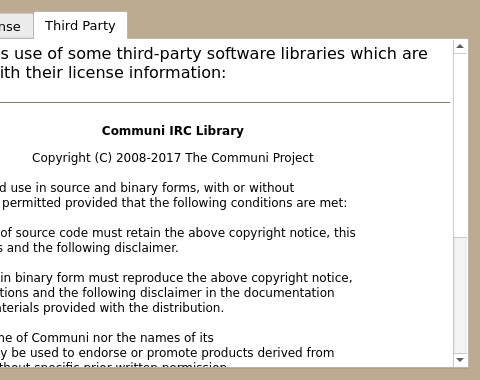
Above: src/ui/about_dialog.ui from Mudlet/Mudlet before the change; both pictures show x 446 to 926 and y 0 to 380 of the 926 by 380 pixel window. Below: the same form after it.
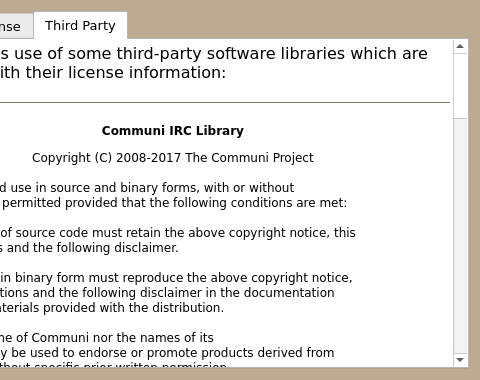
That is the form after the change. The open tabs and pages were chosen to show the change. Icons and pictures are not drawn.

```diff
--- a/src/ui/about_dialog.ui
+++ b/src/ui/about_dialog.ui
@@ -948,9 +948,9 @@
 &lt;table border=&quot;0&quot; style=&quot;-qt-table-type: root; margin-top:4px; margin-bottom:4px; margin-left:4px; margin-right:4px;&quot;&gt;
 &lt;tr&gt;
 &lt;td style=&quot;border: none;&quot;&gt;
-&lt;p style=&quot; margin-top:12px; margin-bottom:12px; margin-left:0px; margin-right:0px; -qt-block-indent:0; text-indent:0px;&quot;&gt;&lt;span style=&quot; font-family:'Sans Serif'; font-size:12pt; color:#000000;&quot;&gt;Mudlet makes use of some third-party software libraries which are listed here with their license information:&lt;/span&gt;&lt;/p&gt;
+&lt;p style=&quot; margin-top:12px; margin-bottom:12px; margin-left:0px; margin-right:0px; -qt-block-indent:0; text-indent:0px;&quot;&gt;&lt;span style=&quot; font-family:'Sans Serif'; font-size:12pt;&quot;&gt;Mudlet makes use of some third-party software libraries which are listed here with their license information:&lt;/span&gt;&lt;/p&gt;
 &lt;hr /&gt;
-&lt;p align=&quot;center&quot; style=&quot; margin-top:12px; margin-bottom:12px; margin-left:0px; margin-right:0px; -qt-block-indent:0; text-indent:0px;&quot;&gt;&lt;span style=&quot; font-family:'Sans Serif'; font-size:9pt; font-weight:600; color:#000000;&quot;&gt;Communi IRC Library&lt;/span&gt;&lt;/p&gt;
+&lt;p align=&quot;center&quot; style=&quot; margin-top:12px; margin-bottom:12px; margin-left:0px; margin-right:0px; -qt-block-indent:0; text-indent:0px;&quot;&gt;&lt;span style=&quot; font-family:'Sans Serif'; font-size:9pt; font-weight:600;&quot;&gt;Communi IRC Library&lt;/span&gt;&lt;/p&gt;
 &lt;p align=&quot;center&quot; style=&quot; margin-top:0px; margin-bottom:0px; margin-left:0px; margin-right:0px; -qt-block-indent:0; text-indent:0px;&quot;&gt;&lt;span style=&quot; font-size:9pt;&quot;&gt;Copyright (C) 2008-2017 The Communi Project&lt;/span&gt;&lt;/p&gt;
 &lt;p style=&quot;-qt-paragraph-type:empty; margin-top:0px; margin-bottom:0px; margin-left:0px; margin-right:0px; -qt-block-indent:0; text-indent:0px; font-size:9pt;&quot;&gt;&lt;br /&gt;&lt;/p&gt;
 &lt;p style=&quot; margin-top:0px; margin-bottom:0px; margin-left:0px; margin-right:0px; -qt-block-indent:0; text-indent:0px;&quot;&gt;&lt;span style=&quot; font-size:9pt;&quot;&gt;Redistribution and use in source and binary forms, with or without&lt;/span&gt;&lt;/p&gt;
@@ -977,7 +977,80 @@
 &lt;p style=&quot; margin-top:0px; margin-bottom:0px; margin-left:0px; margin-right:0px; -qt-block-indent:0; text-indent:0px;&quot;&gt;&lt;span style=&quot; font-size:9pt;&quot;&gt;CAUSED AND ON ANY THEORY OF LIABILITY, WHETHER IN CONTRACT, STRICT LIABILITY,&lt;/span&gt;&lt;/p&gt;
 &lt;p style=&quot; margin-top:0px; margin-bottom:0px; margin-left:0px; margin-right:0px; -qt-block-indent:0; text-indent:0px;&quot;&gt;&lt;span style=&quot; font-size:9pt;&quot;&gt;OR TORT (INCLUDING NEGLIGENCE OR OTHERWISE) ARISING IN ANY WAY OUT OF THE USE&lt;/span&gt;&lt;/p&gt;
 &lt;p style=&quot; margin-top:0px; margin-bottom:0px; margin-left:0px; margin-right:0px; -qt-block-indent:0; text-indent:0px;&quot;&gt;&lt;span style=&quot; font-size:9pt;&quot;&gt;OF THIS SOFTWARE, EVEN IF ADVISED OF THE POSSIBILITY OF SUCH DAMAGE.&lt;/span&gt;&lt;/p&gt;
-&lt;p style=&quot;-qt-paragraph-type:empty; margin-top:0px; margin-bottom:0px; margin-left:0px; margin-right:0px; -qt-block-indent:0; text-indent:0px; font-size:9pt;&quot;&gt;&lt;br /&gt;&lt;/p&gt;&lt;/td&gt;&lt;/tr&gt;&lt;/table&gt;&lt;/body&gt;&lt;/html&gt;</string>
+&lt;p style=&quot;-qt-paragraph-type:empty; margin-top:0px; margin-bottom:0px; margin-left:0px; margin-right:0px; -qt-block-indent:0; text-indent:0px; font-size:9pt;&quot;&gt;&lt;br /&gt;&lt;/p&gt;
+&lt;p align=&quot;center&quot; style=&quot; margin-top:0px; margin-bottom:0px; margin-left:0px; margin-right:0px; -qt-block-indent:0; text-indent:0px;&quot;&gt;&lt;span style=&quot; font-size:9pt; font-weight:600;&quot;&gt;Sparkle&lt;/span&gt;&lt;/p&gt;
+&lt;p align=&quot;center&quot; style=&quot;-qt-paragraph-type:empty; margin-top:0px; margin-bottom:0px; margin-left:0px; margin-right:0px; -qt-block-indent:0; text-indent:0px; font-size:9pt; font-weight:600;&quot;&gt;&lt;br /&gt;&lt;/p&gt;
+&lt;p style=&quot; margin-top:0px; margin-bottom:0px; margin-left:0px; margin-right:0px; -qt-block-indent:0; text-indent:0px;&quot;&gt;&lt;span style=&quot; font-size:9pt;&quot;&gt;Copyright (c) 2006-2013 Andy Matuschak.&lt;/span&gt;&lt;/p&gt;
+&lt;p style=&quot; margin-top:0px; margin-bottom:0px; margin-left:0px; margin-right:0px; -qt-block-indent:0; text-indent:0px;&quot;&gt;&lt;span style=&quot; font-size:9pt;&quot;&gt;Copyright (c) 2009-2013 Elgato Systems GmbH.&lt;/span&gt;&lt;/p&gt;
+&lt;p style=&quot; margin-top:0px; margin-bottom:0px; margin-left:0px; margin-right:0px; -qt-block-indent:0; text-indent:0px;&quot;&gt;&lt;span style=&quot; font-size:9pt;&quot;&gt;Copyright (c) 2011-2014 Kornel Lesiński.&lt;/span&gt;&lt;/p&gt;
+&lt;p style=&quot; margin-top:0px; margin-bottom:0px; margin-left:0px; margin-right:0px; -qt-block-indent:0; text-indent:0px;&quot;&gt;&lt;span style=&quot; font-size:9pt;&quot;&gt;Copyright (c) 2015-2017 Mayur Pawashe.&lt;/span&gt;&lt;/p&gt;
+&lt;p style=&quot; margin-top:0px; margin-bottom:0px; margin-left:0px; margin-right:0px; -qt-block-indent:0; text-indent:0px;&quot;&gt;&lt;span style=&quot; font-size:9pt;&quot;&gt;Copyright (c) 2014 C.W. Betts.&lt;/span&gt;&lt;/p&gt;
+&lt;p style=&quot; margin-top:0px; margin-bottom:0px; margin-left:0px; margin-right:0px; -qt-block-indent:0; text-indent:0px;&quot;&gt;&lt;span style=&quot; font-size:9pt;&quot;&gt;Copyright (c) 2014 Petroules Corporation.&lt;/span&gt;&lt;/p&gt;
+&lt;p style=&quot; margin-top:0px; margin-bottom:0px; margin-left:0px; margin-right:0px; -qt-block-indent:0; text-indent:0px;&quot;&gt;&lt;span style=&quot; font-size:9pt;&quot;&gt;Copyright (c) 2014 Big Nerd Ranch.&lt;/span&gt;&lt;/p&gt;
+&lt;p style=&quot; margin-top:0px; margin-bottom:0px; margin-left:0px; margin-right:0px; -qt-block-indent:0; text-indent:0px;&quot;&gt;&lt;span style=&quot; font-size:9pt;&quot;&gt;All rights reserved.&lt;/span&gt;&lt;/p&gt;
+&lt;p style=&quot;-qt-paragraph-type:empty; margin-top:0px; margin-bottom:0px; margin-left:0px; margin-right:0px; -qt-block-indent:0; text-indent:0px; font-size:9pt;&quot;&gt;&lt;br /&gt;&lt;/p&gt;
+&lt;p style=&quot; margin-top:0px; margin-bottom:0px; margin-left:0px; margin-right:0px; -qt-block-indent:0; text-indent:0px;&quot;&gt;&lt;span style=&quot; font-size:9pt;&quot;&gt;Permission is hereby granted, free of charge, to any person obtaining a copy of&lt;/span&gt;&lt;/p&gt;
+&lt;p style=&quot; margin-top:0px; margin-bottom:0px; margin-left:0px; margin-right:0px; -qt-block-indent:0; text-indent:0px;&quot;&gt;&lt;span style=&quot; font-size:9pt;&quot;&gt;this software and associated documentation files (the &amp;quot;Software&amp;quot;), to deal in&lt;/span&gt;&lt;/p&gt;
+&lt;p style=&quot; margin-top:0px; margin-bottom:0px; margin-left:0px; margin-right:0px; -qt-block-indent:0; text-indent:0px;&quot;&gt;&lt;span style=&quot; font-size:9pt;&quot;&gt;the Software without restriction, including without limitation the rights to&lt;/span&gt;&lt;/p&gt;
+&lt;p style=&quot; margin-top:0px; margin-bottom:0px; margin-left:0px; margin-right:0px; -qt-block-indent:0; text-indent:0px;&quot;&gt;&lt;span style=&quot; font-size:9pt;&quot;&gt;use, copy, modify, merge, publish, distribute, sublicense, and/or sell copies of&lt;/span&gt;&lt;/p&gt;
+&lt;p style=&quot; margin-top:0px; margin-bottom:0px; margin-left:0px; margin-right:0px; -qt-block-indent:0; text-indent:0px;&quot;&gt;&lt;span style=&quot; font-size:9pt;&quot;&gt;the Software, and to permit persons to whom the Software is furnished to do so,&lt;/span&gt;&lt;/p&gt;
+&lt;p style=&quot; margin-top:0px; margin-bottom:0px; margin-left:0px; margin-right:0px; -qt-block-indent:0; text-indent:0px;&quot;&gt;&lt;span style=&quot; font-size:9pt;&quot;&gt;subject to the following conditions:&lt;/span&gt;&lt;/p&gt;
+&lt;p style=&quot;-qt-paragraph-type:empty; margin-top:0px; margin-bottom:0px; margin-left:0px; margin-right:0px; -qt-block-indent:0; text-indent:0px; font-size:9pt;&quot;&gt;&lt;br /&gt;&lt;/p&gt;
+&lt;p style=&quot; margin-top:0px; margin-bottom:0px; margin-left:0px; margin-right:0px; -qt-block-indent:0; text-indent:0px;&quot;&gt;&lt;span style=&quot; font-size:9pt;&quot;&gt;The above copyright notice and this permission notice shall be included in all&lt;/span&gt;&lt;/p&gt;
+&lt;p style=&quot; margin-top:0px; margin-bottom:0px; margin-left:0px; margin-right:0px; -qt-block-indent:0; text-indent:0px;&quot;&gt;&lt;span style=&quot; font-size:9pt;&quot;&gt;copies or substantial portions of the Software.&lt;/span&gt;&lt;/p&gt;
+&lt;p style=&quot;-qt-paragraph-type:empty; margin-top:0px; margin-bottom:0px; margin-left:0px; margin-right:0px; -qt-block-indent:0; text-indent:0px; font-size:9pt;&quot;&gt;&lt;br /&gt;&lt;/p&gt;
+&lt;p style=&quot; margin-top:0px; margin-bottom:0px; margin-left:0px; margin-right:0px; -qt-block-indent:0; text-indent:0px;&quot;&gt;&lt;span style=&quot; font-size:9pt;&quot;&gt;THE SOFTWARE IS PROVIDED &amp;quot;AS IS&amp;quot;, WITHOUT WARRANTY OF ANY KIND, EXPRESS OR&lt;/span&gt;&lt;/p&gt;
+&lt;p style=&quot; margin-top:0px; margin-bottom:0px; margin-left:0px; margin-right:0px; -qt-block-indent:0; text-indent:0px;&quot;&gt;&lt;span style=&quot; font-size:9pt;&quot;&gt;IMPLIED, INCLUDING BUT NOT LIMITED TO THE WARRANTIES OF MERCHANTABILITY, FITNESS&lt;/span&gt;&lt;/p&gt;
+&lt;p style=&quot; margin-top:0px; margin-bottom:0px; margin-left:0px; margin-right:0px; -qt-block-indent:0; text-indent:0px;&quot;&gt;&lt;span style=&quot; font-size:9pt;&quot;&gt;FOR A PARTICULAR PURPOSE AND NONINFRINGEMENT. IN NO EVENT SHALL THE AUTHORS OR&lt;/span&gt;&lt;/p&gt;
+&lt;p style=&quot; margin-top:0px; margin-bottom:0px; margin-left:0px; margin-right:0px; -qt-block-indent:0; text-indent:0px;&quot;&gt;&lt;span style=&quot; font-size:9pt;&quot;&gt;COPYRIGHT HOLDERS BE LIABLE FOR ANY CLAIM, DAMAGES OR OTHER LIABILITY, WHETHER&lt;/span&gt;&lt;/p&gt;
+&lt;p style=&quot; margin-top:0px; margin-bottom:0px; margin-left:0px; margin-right:0px; -qt-block-indent:0; text-indent:0px;&quot;&gt;&lt;span style=&quot; font-size:9pt;&quot;&gt;IN AN ACTION OF CONTRACT, TORT OR OTHERWISE, ARISING FROM, OUT OF OR IN&lt;/span&gt;&lt;/p&gt;
+&lt;p style=&quot; margin-top:0px; margin-bottom:0px; margin-left:0px; margin-right:0px; -qt-block-indent:0; text-indent:0px;&quot;&gt;&lt;span style=&quot; font-size:9pt;&quot;&gt;CONNECTION WITH THE SOFTWARE OR THE USE OR OTHER DEALINGS IN THE SOFTWARE.&lt;/span&gt;&lt;/p&gt;
+&lt;p style=&quot;-qt-paragraph-type:empty; margin-top:0px; margin-bottom:0px; margin-left:0px; margin-right:0px; -qt-block-indent:0; text-indent:0px; font-size:9pt;&quot;&gt;&lt;br /&gt;&lt;/p&gt;
+&lt;p style=&quot;-qt-paragraph-type:empty; margin-top:0px; margin-bottom:0px; margin-left:0px; margin-right:0px; -qt-block-indent:0; text-indent:0px; font-size:9pt;&quot;&gt;&lt;br /&gt;&lt;/p&gt;
+&lt;p style=&quot; margin-top:0px; margin-bottom:0px; margin-left:0px; margin-right:0px; -qt-block-indent:0; text-indent:0px;&quot;&gt;&lt;span style=&quot; font-size:9pt;&quot;&gt;bspatch.c and bsdiff.c, from bsdiff 4.3 &amp;lt;http://www.daemonology.net/bsdiff/&amp;gt;:&lt;/span&gt;&lt;/p&gt;
+&lt;p style=&quot; margin-top:0px; margin-bottom:0px; margin-left:0px; margin-right:0px; -qt-block-indent:0; text-indent:0px;&quot;&gt;&lt;span style=&quot; font-size:9pt;&quot;&gt;    Copyright (c) 2003-2005 Colin Percival.&lt;/span&gt;&lt;/p&gt;
+&lt;p style=&quot;-qt-paragraph-type:empty; margin-top:0px; margin-bottom:0px; margin-left:0px; margin-right:0px; -qt-block-indent:0; text-indent:0px; font-size:9pt;&quot;&gt;&lt;br /&gt;&lt;/p&gt;
+&lt;p style=&quot; margin-top:0px; margin-bottom:0px; margin-left:0px; margin-right:0px; -qt-block-indent:0; text-indent:0px;&quot;&gt;&lt;span style=&quot; font-size:9pt;&quot;&gt;sais.c and sais.c, from sais-lite (2010/08/07) &amp;lt;https://sites.google.com/site/yuta256/sais&amp;gt;:&lt;/span&gt;&lt;/p&gt;
+&lt;p style=&quot; margin-top:0px; margin-bottom:0px; margin-left:0px; margin-right:0px; -qt-block-indent:0; text-indent:0px;&quot;&gt;&lt;span style=&quot; font-size:9pt;&quot;&gt;    Copyright (c) 2008-2010 Yuta Mori.&lt;/span&gt;&lt;/p&gt;
+&lt;p style=&quot;-qt-paragraph-type:empty; margin-top:0px; margin-bottom:0px; margin-left:0px; margin-right:0px; -qt-block-indent:0; text-indent:0px; font-size:9pt;&quot;&gt;&lt;br /&gt;&lt;/p&gt;
+&lt;p style=&quot; margin-top:0px; margin-bottom:0px; margin-left:0px; margin-right:0px; -qt-block-indent:0; text-indent:0px;&quot;&gt;&lt;span style=&quot; font-size:9pt;&quot;&gt;SUDSAVerifier.m:&lt;/span&gt;&lt;/p&gt;
+&lt;p style=&quot; margin-top:0px; margin-bottom:0px; margin-left:0px; margin-right:0px; -qt-block-indent:0; text-indent:0px;&quot;&gt;&lt;span style=&quot; font-size:9pt;&quot;&gt;    Copyright (c) 2011 Mark Hamlin.&lt;/span&gt;&lt;/p&gt;
+&lt;p style=&quot;-qt-paragraph-type:empty; margin-top:0px; margin-bottom:0px; margin-left:0px; margin-right:0px; -qt-block-indent:0; text-indent:0px; font-size:9pt;&quot;&gt;&lt;br /&gt;&lt;/p&gt;
+&lt;p style=&quot; margin-top:0px; margin-bottom:0px; margin-left:0px; margin-right:0px; -qt-block-indent:0; text-indent:0px;&quot;&gt;&lt;span style=&quot; font-size:9pt;&quot;&gt;All rights reserved.&lt;/span&gt;&lt;/p&gt;
+&lt;p style=&quot;-qt-paragraph-type:empty; margin-top:0px; margin-bottom:0px; margin-left:0px; margin-right:0px; -qt-block-indent:0; text-indent:0px; font-size:9pt;&quot;&gt;&lt;br /&gt;&lt;/p&gt;
+&lt;p style=&quot; margin-top:0px; margin-bottom:0px; margin-left:0px; margin-right:0px; -qt-block-indent:0; text-indent:0px;&quot;&gt;&lt;span style=&quot; font-size:9pt;&quot;&gt;Redistribution and use in source and binary forms, with or without&lt;/span&gt;&lt;/p&gt;
+&lt;p style=&quot; margin-top:0px; margin-bottom:0px; margin-left:0px; margin-right:0px; -qt-block-indent:0; text-indent:0px;&quot;&gt;&lt;span style=&quot; font-size:9pt;&quot;&gt;modification, are permitted providing that the following conditions&lt;/span&gt;&lt;/p&gt;
+&lt;p style=&quot; margin-top:0px; margin-bottom:0px; margin-left:0px; margin-right:0px; -qt-block-indent:0; text-indent:0px;&quot;&gt;&lt;span style=&quot; font-size:9pt;&quot;&gt;are met:&lt;/span&gt;&lt;/p&gt;
+&lt;p style=&quot; margin-top:0px; margin-bottom:0px; margin-left:0px; margin-right:0px; -qt-block-indent:0; text-indent:0px;&quot;&gt;&lt;span style=&quot; font-size:9pt;&quot;&gt;1. Redistributions of source code must retain the above copyright&lt;/span&gt;&lt;/p&gt;
+&lt;p style=&quot; margin-top:0px; margin-bottom:0px; margin-left:0px; margin-right:0px; -qt-block-indent:0; text-indent:0px;&quot;&gt;&lt;span style=&quot; font-size:9pt;&quot;&gt;   notice, this list of conditions and the following disclaimer.&lt;/span&gt;&lt;/p&gt;
+&lt;p style=&quot; margin-top:0px; margin-bottom:0px; margin-left:0px; margin-right:0px; -qt-block-indent:0; text-indent:0px;&quot;&gt;&lt;span style=&quot; font-size:9pt;&quot;&gt;2. Redistributions in binary form must reproduce the above copyright&lt;/span&gt;&lt;/p&gt;
+&lt;p style=&quot; margin-top:0px; margin-bottom:0px; margin-left:0px; margin-right:0px; -qt-block-indent:0; text-indent:0px;&quot;&gt;&lt;span style=&quot; font-size:9pt;&quot;&gt;   notice, this list of conditions and the following disclaimer in the&lt;/span&gt;&lt;/p&gt;
+&lt;p style=&quot; margin-top:0px; margin-bottom:0px; margin-left:0px; margin-right:0px; -qt-block-indent:0; text-indent:0px;&quot;&gt;&lt;span style=&quot; font-size:9pt;&quot;&gt;   documentation and/or other materials provided with the distribution.&lt;/span&gt;&lt;/p&gt;
+&lt;p style=&quot;-qt-paragraph-type:empty; margin-top:0px; margin-bottom:0px; margin-left:0px; margin-right:0px; -qt-block-indent:0; text-indent:0px; font-size:9pt;&quot;&gt;&lt;br /&gt;&lt;/p&gt;
+&lt;p style=&quot; margin-top:0px; margin-bottom:0px; margin-left:0px; margin-right:0px; -qt-block-indent:0; text-indent:0px;&quot;&gt;&lt;span style=&quot; font-size:9pt;&quot;&gt;THIS SOFTWARE IS PROVIDED BY THE AUTHOR ``AS IS'' AND ANY EXPRESS OR&lt;/span&gt;&lt;/p&gt;
+&lt;p style=&quot; margin-top:0px; margin-bottom:0px; margin-left:0px; margin-right:0px; -qt-block-indent:0; text-indent:0px;&quot;&gt;&lt;span style=&quot; font-size:9pt;&quot;&gt;IMPLIED WARRANTIES, INCLUDING, BUT NOT LIMITED TO, THE IMPLIED&lt;/span&gt;&lt;/p&gt;
+&lt;p style=&quot; margin-top:0px; margin-bottom:0px; margin-left:0px; margin-right:0px; -qt-block-indent:0; text-indent:0px;&quot;&gt;&lt;span style=&quot; font-size:9pt;&quot;&gt;WARRANTIES OF MERCHANTABILITY AND FITNESS FOR A PARTICULAR PURPOSE&lt;/span&gt;&lt;/p&gt;
+&lt;p style=&quot; margin-top:0px; margin-bottom:0px; margin-left:0px; margin-right:0px; -qt-block-indent:0; text-indent:0px;&quot;&gt;&lt;span style=&quot; font-size:9pt;&quot;&gt;ARE DISCLAIMED.  IN NO EVENT SHALL THE AUTHOR BE LIABLE FOR ANY&lt;/span&gt;&lt;/p&gt;
+&lt;p style=&quot; margin-top:0px; margin-bottom:0px; margin-left:0px; margin-right:0px; -qt-block-indent:0; text-indent:0px;&quot;&gt;&lt;span style=&quot; font-size:9pt;&quot;&gt;DIRECT, INDIRECT, INCIDENTAL, SPECIAL, EXEMPLARY, OR CONSEQUENTIAL&lt;/span&gt;&lt;/p&gt;
+&lt;p style=&quot; margin-top:0px; margin-bottom:0px; margin-left:0px; margin-right:0px; -qt-block-indent:0; text-indent:0px;&quot;&gt;&lt;span style=&quot; font-size:9pt;&quot;&gt;DAMAGES (INCLUDING, BUT NOT LIMITED TO, PROCUREMENT OF SUBSTITUTE GOODS&lt;/span&gt;&lt;/p&gt;
+&lt;p style=&quot; margin-top:0px; margin-bottom:0px; margin-left:0px; margin-right:0px; -qt-block-indent:0; text-indent:0px;&quot;&gt;&lt;span style=&quot; font-size:9pt;&quot;&gt;OR SERVICES; LOSS OF USE, DATA, OR PROFITS; OR BUSINESS INTERRUPTION)&lt;/span&gt;&lt;/p&gt;
+&lt;p style=&quot; margin-top:0px; margin-bottom:0px; margin-left:0px; margin-right:0px; -qt-block-indent:0; text-indent:0px;&quot;&gt;&lt;span style=&quot; font-size:9pt;&quot;&gt;HOWEVER CAUSED AND ON ANY THEORY OF LIABILITY, WHETHER IN CONTRACT,&lt;/span&gt;&lt;/p&gt;
+&lt;p style=&quot; margin-top:0px; margin-bottom:0px; margin-left:0px; margin-right:0px; -qt-block-indent:0; text-indent:0px;&quot;&gt;&lt;span style=&quot; font-size:9pt;&quot;&gt;STRICT LIABILITY, OR TORT (INCLUDING NEGLIGENCE OR OTHERWISE) ARISING&lt;/span&gt;&lt;/p&gt;
+&lt;p style=&quot; margin-top:0px; margin-bottom:0px; margin-left:0px; margin-right:0px; -qt-block-indent:0; text-indent:0px;&quot;&gt;&lt;span style=&quot; font-size:9pt;&quot;&gt;IN ANY WAY OUT OF THE USE OF THIS SOFTWARE, EVEN IF ADVISED OF THE&lt;/span&gt;&lt;/p&gt;
+&lt;p style=&quot; margin-top:0px; margin-bottom:0px; margin-left:0px; margin-right:0px; -qt-block-indent:0; text-indent:0px;&quot;&gt;&lt;span style=&quot; font-size:9pt;&quot;&gt;POSSIBILITY OF SUCH DAMAGE.&lt;/span&gt;&lt;/p&gt;
+&lt;p style=&quot;-qt-paragraph-type:empty; margin-top:0px; margin-bottom:0px; margin-left:0px; margin-right:0px; -qt-block-indent:0; text-indent:0px; font-size:9pt;&quot;&gt;&lt;br /&gt;&lt;/p&gt;
+&lt;p align=&quot;center&quot; style=&quot; margin-top:0px; margin-bottom:0px; margin-left:0px; margin-right:0px; -qt-block-indent:0; text-indent:0px;&quot;&gt;&lt;span style=&quot; font-size:9pt; font-weight:600;&quot;&gt;sparkle-glue&lt;/span&gt;&lt;/p&gt;
+&lt;p align=&quot;center&quot; style=&quot;-qt-paragraph-type:empty; margin-top:0px; margin-bottom:0px; margin-left:0px; margin-right:0px; -qt-block-indent:0; text-indent:0px; font-size:9pt; font-weight:600;&quot;&gt;&lt;br /&gt;&lt;/p&gt;
+&lt;p style=&quot; margin-top:0px; margin-bottom:0px; margin-left:0px; margin-right:0px; -qt-block-indent:0; text-indent:0px;&quot;&gt;Copyright (C) 2008 Remko Troncon&lt;br /&gt;&lt;/p&gt;
+&lt;p style=&quot; margin-top:12px; margin-bottom:12px; margin-left:0px; margin-right:0px; -qt-block-indent:0; text-indent:0px;&quot;&gt;Redistribution and use in source and binary forms, with or without modification, are permitted provided that the following conditions are met: &lt;/p&gt;
+&lt;p style=&quot; margin-top:12px; margin-bottom:12px; margin-left:0px; margin-right:0px; -qt-block-indent:0; text-indent:0px;&quot;&gt;1. Redistributions of source code must retain the above copyright notice, this list of conditions and the following disclaimer. &lt;/p&gt;
+&lt;p style=&quot; margin-top:12px; margin-bottom:12px; margin-left:0px; margin-right:0px; -qt-block-indent:0; text-indent:0px;&quot;&gt;2. Redistributions in binary form must reproduce the above copyright notice, this list of conditions and the following disclaimer in the documentation and/or other materials provided with the distribution. &lt;/p&gt;
+&lt;p style=&quot; margin-top:12px; margin-bottom:12px; margin-left:0px; margin-right:0px; -qt-block-indent:0; text-indent:0px;&quot;&gt;THIS SOFTWARE IS PROVIDED BY THE COPYRIGHT HOLDERS AND CONTRIBUTORS &amp;quot;AS IS&amp;quot; AND ANY EXPRESS OR IMPLIED WARRANTIES, INCLUDING, BUT NOT LIMITED TO, THE IMPLIED WARRANTIES OF MERCHANTABILITY AND FITNESS FOR A PARTICULAR PURPOSE ARE DISCLAIMED. IN NO EVENT SHALL THE COPYRIGHT HOLDER OR CONTRIBUTORS BE LIABLE FOR ANY DIRECT, INDIRECT, INCIDENTAL, SPECIAL, EXEMPLARY, OR CONSEQUENTIAL DAMAGES (INCLUDING, BUT NOT LIMITED TO, PROCUREMENT OF SUBSTITUTE GOODS OR SERVICES; LOSS OF USE, DATA, OR PROFITS; OR BUSINESS INTERRUPTION) HOWEVER CAUSED AND ON ANY THEORY OF LIABILITY, WHETHER IN CONTRACT, STRICT LIABILITY, OR TORT (INCLUDING NEGLIGENCE OR OTHERWISE) ARISING IN ANY WAY OUT OF THE USE OF THIS SOFTWARE, EVEN IF ADVISED OF THE POSSIBILITY OF SUCH DAMAGE.&lt;/p&gt;
+&lt;p align=&quot;center&quot; style=&quot; margin-top:12px; margin-bottom:12px; margin-left:0px; margin-right:0px; -qt-block-indent:0; text-indent:0px;&quot;&gt;&lt;span style=&quot; font-weight:600;&quot;&gt;dblsqd&lt;/span&gt;&lt;/p&gt;
+&lt;p style=&quot; margin-top:12px; margin-bottom:12px; margin-left:0px; margin-right:0px; -qt-block-indent:0; text-indent:0px;&quot;&gt;Copyright (C) 2017 Philipp Medien&lt;/p&gt;
+&lt;p style=&quot; margin-top:12px; margin-bottom:12px; margin-left:0px; margin-right:0px; -qt-block-indent:0; text-indent:0px;&quot;&gt;Licensed under the Apache License, Version 2.0 (the &amp;quot;License&amp;quot;); you may not use this file except in compliance with the License. You may obtain a copy of the License at&lt;/p&gt;
+&lt;p style=&quot; margin-top:12px; margin-bottom:12px; margin-left:0px; margin-right:0px; -qt-block-indent:0; text-indent:0px;&quot;&gt;&lt;a href=&quot;http://www.apache.org/licenses/LICENSE-2.0&quot;&gt;&lt;span style=&quot; text-decoration: underline; color:#007af4;&quot;&gt;http://www.apache.org/licenses/LICENSE-2.0&lt;/span&gt;&lt;/a&gt;&lt;/p&gt;
+&lt;p style=&quot; margin-top:12px; margin-bottom:12px; margin-left:0px; margin-right:0px; -qt-block-indent:0; text-indent:0px;&quot;&gt;Unless required by applicable law or agreed to in writing, software distributed under the License is distributed on an &amp;quot;AS IS&amp;quot; BASIS, WITHOUT WARRANTIES OR CONDITIONS OF ANY KIND, either express or implied. See the License for the specific language governing permissions and limitations under the License.&lt;/p&gt;&lt;/td&gt;&lt;/tr&gt;&lt;/table&gt;&lt;/body&gt;&lt;/html&gt;</string>
          </property>
          <property name="textInteractionFlags">
           <set>Qt::TextBrowserInteraction</set>
```
Left out of the diff: 1 changed line with no effect on the pictures.
